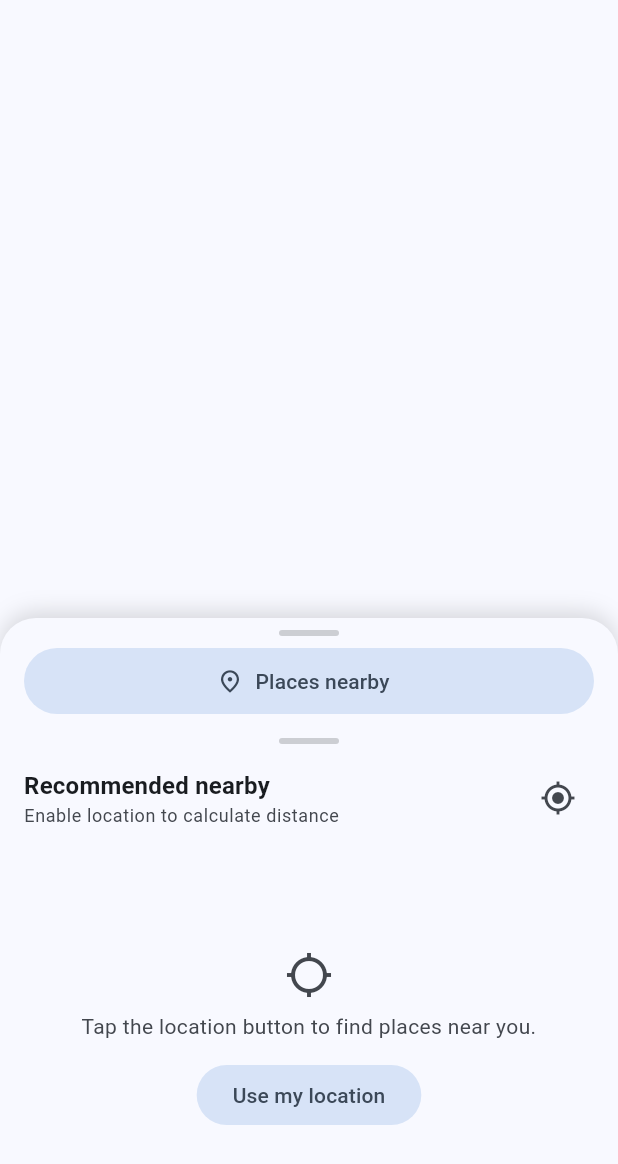
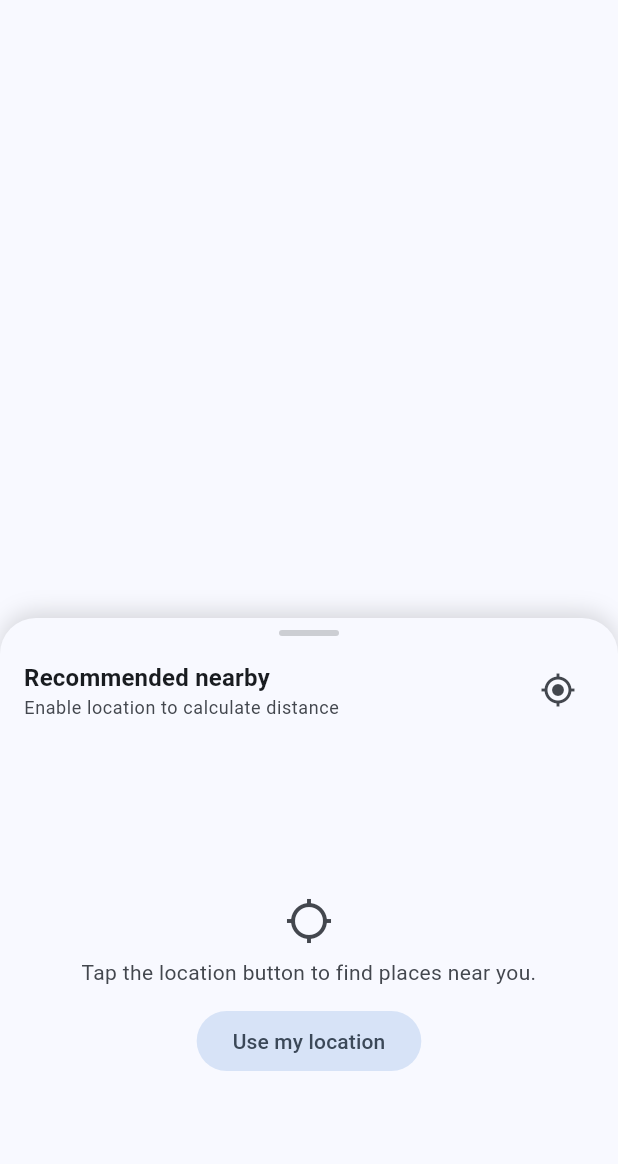
Before and after one commit to teasec4/emap-flutter-places, a Flutter app: the _RecommendationsOverlay widget shown alone on an empty page, opened directly with empty values, after a tap on "Places nearby", on a phone screen of 412 x 824 dp. Shown: the top 1164 px of the screen. Run offline on Flutter 3.47's test engine with Material 3 defaults, Android fonts, the phone set to English and light mode, and no system bars; our stand-ins replace flutter_map, geolocator, go_router, latlong2; missing offline and left inert: flutter_map_marker_cluster; network calls fail.

Commit message:
Hide nearby button when sheet expands

```diff
--- a/lib/features/map/presentation/screens/map_screen.dart
+++ b/lib/features/map/presentation/screens/map_screen.dart
@@ -329,6 +329,7 @@ class _RecommendationsOverlayState extends State<_RecommendationsOverlay> {
   static const _fullSize = 0.92;
 
   late final DraggableScrollableController _sheetController;
+  double _sheetExtent = _compactSize;
 
   @override
   void initState() {
@@ -344,7 +345,14 @@ class _RecommendationsOverlayState extends State<_RecommendationsOverlay> {
 
   @override
   Widget build(BuildContext context) {
-    return DraggableScrollableSheet(
+    return NotificationListener<DraggableScrollableNotification>(
+      onNotification: (notification) {
+        final nextExtent = notification.extent;
+        if ((nextExtent - _sheetExtent).abs() < 0.01) return false;
+        setState(() => _sheetExtent = nextExtent);
+        return false;
+      },
+      child: DraggableScrollableSheet(
         controller: _sheetController,
         minChildSize: _compactSize,
         initialChildSize: _compactSize,
@@ -357,17 +365,23 @@ class _RecommendationsOverlayState extends State<_RecommendationsOverlay> {
             child: CustomScrollView(
               controller: scrollController,
               slivers: [
-              SliverToBoxAdapter(child: _buildCompactButton()),
-              SliverToBoxAdapter(child: _buildHeader(context)),
+                SliverToBoxAdapter(
+                  child: _isCompact
+                      ? _buildCompactHeader()
+                      : _buildHeader(context),
+                ),
                 _buildPlacesSliver(context),
               ],
             ),
           );
         },
+      ),
     );
   }
 
-  Widget _buildCompactButton() {
+  bool get _isCompact => _sheetExtent < 0.2;
+
+  Widget _buildCompactHeader() {
     return Padding(
       padding: const EdgeInsets.fromLTRB(16, 8, 16, 8),
       child: Column(
```
Lines whose indentation alone changed are shown as unchanged.
